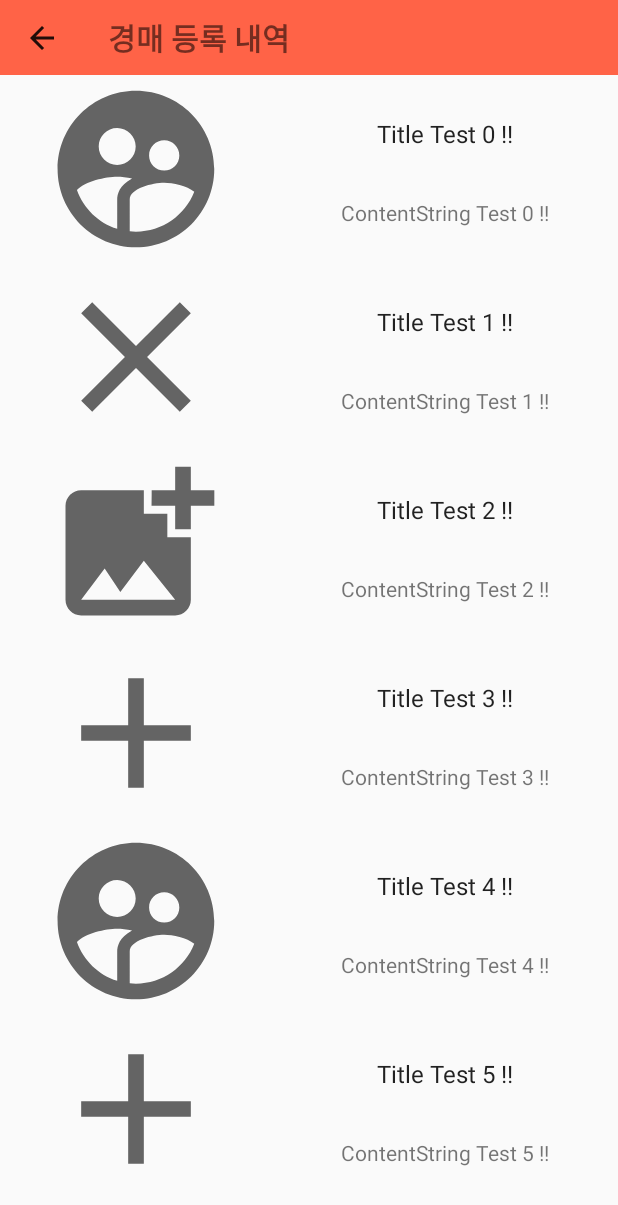
After one commit to 4538cgy/ProjectAuction, an Android app: the RegistrationHistoryActivity screen opened directly, with no data from a screen before it, on a phone screen of 412 x 824 dp. The commit adds this screen. Shown: the top 1205 px of the screen. Run offline under Robolectric (Android 15) with nearby library versions, the phone set to English and light mode, and no system bars; our stand-ins replace data binding.

Commit message:
AuctionHistory Button Event #1
1. 경매 등록 내역 이벤트 추가
2. 리사이클러 뷰 어뎁터 추가
3. 경매 등록 내역 액티비티 추가

```diff
--- a/app/src/main/AndroidManifest.xml
+++ b/app/src/main/AndroidManifest.xml
@@ -2,14 +2,14 @@
 <manifest xmlns:android="http://schemas.android.com/apk/res/android"
     package="com.example.project_auction">
 
-    <uses-permission android:name="android.permission.INTERNET" />
+    <uses-permission android:name="android.permission.INTERNET" /> <!-- Camera & Storage 권한 -->
+    <uses-feature
+        android:name="android.hardware.camera"
+        android:required="true" />
 
-    <!-- Camera & Storage 권한 -->
-    <uses-feature android:name="android.hardware.camera"
-        android:required="true"/>
     <uses-permission android:name="android.permission.WRITE_EXTERNAL_STORAGE" />
-    <uses-permission android:name="android.permission.READ_EXTERNAL_STORAGE"/>
-    <uses-permission android:name="android.permission.CAMERA"/>
+    <uses-permission android:name="android.permission.READ_EXTERNAL_STORAGE" />
+    <uses-permission android:name="android.permission.CAMERA" />
 
     <application
         android:allowBackup="true"
@@ -18,6 +18,8 @@
         android:roundIcon="@mipmap/ic_launcher_round"
         android:supportsRtl="true"
         android:theme="@style/AppTheme">
+        <activity android:name=".view.activity.history.RegistrationHistoryActivity"></activity>
+
         <provider
             android:name="androidx.core.content.FileProvider"
             android:authorities="com.example.project_auction.fileprovider"
@@ -25,9 +27,10 @@
             android:grantUriPermissions="true">
             <meta-data
                 android:name="android.support.FILE_PROVIDER_PATHS"
-                android:resource="@xml/file_paths"></meta-data>
+                android:resource="@xml/file_paths" />
         </provider>
-        <activity android:name=".util.address.SearchAddressActivity"></activity>
+
+        <activity android:name=".util.address.SearchAddressActivity" />
         <activity android:name=".view.activity.lobby.LobbyActivity" />
         <activity android:name=".view.activity.signup.SignUpLobbyActivity" />
         <activity android:name=".view.activity.login.LoginActivity" />
--- /dev/null
+++ b/app/src/main/java/com/example/project_auction/adapter/MultiViewTypeAdapter.kt
@@ -0,0 +1,49 @@
+package com.example.project_auction.adapter
+
+import android.view.LayoutInflater
+import android.view.View
+import android.view.ViewGroup
+import android.widget.ImageView
+import android.widget.TextView
+import androidx.recyclerview.widget.RecyclerView
+import com.example.project_auction.R
+import com.example.project_auction.data.ViewTypeModelDTO
+
+class MultiViewTypeAdapter(private val list: List<ViewTypeModelDTO>) :
+    RecyclerView.Adapter<RecyclerView.ViewHolder>() {
+    override fun onCreateViewHolder(parent: ViewGroup, viewType: Int): RecyclerView.ViewHolder {
+        val view: View?
+        return when (viewType) {
+            ViewTypeModelDTO.FIRST_TYPE -> {
+                view = LayoutInflater.from(parent.context).inflate(R.layout.recyclerview_type_first, parent, false)
+                FirstTypeViewHolder(view)
+            }
+            else -> throw RuntimeException("Unknown view type error!!")
+        }
+    }
+
+    override fun getItemCount(): Int {
+        return list.size
+    }
+
+    override fun onBindViewHolder(holder: RecyclerView.ViewHolder, position: Int) {
+        val obj = list[position]
+        when (obj.type) {
+            ViewTypeModelDTO.FIRST_TYPE -> {
+                (holder as FirstTypeViewHolder).txtType.text = obj.text
+                holder.content.text = obj.contentString
+                holder.image.setImageResource(obj.data)
+            }
+        }
+    }
+
+    override fun getItemViewType(position: Int): Int {
+        return list[position].type
+    }
+
+    inner class FirstTypeViewHolder(itemView: View) : RecyclerView.ViewHolder(itemView) {
+        val txtType: TextView = itemView.findViewById(R.id.recyclerview_type_first_textview_title)
+        val content: TextView = itemView.findViewById(R.id.recyclerview_type_first_textview_content)
+        val image: ImageView = itemView.findViewById(R.id.recyclerview_type_first_imageview_image)
+    }
+}
--- /dev/null
+++ b/app/src/main/java/com/example/project_auction/data/ViewTypeModelDTO.kt
@@ -0,0 +1,9 @@
+package com.example.project_auction.data
+
+data class ViewTypeModelDTO (val type: Int, val text: String, val data: Int, val contentString: String?)  {
+    companion object {
+        const val FIRST_TYPE = 0
+        const val SECOND_TYPE = 1
+        const val THERD_TYPE = 2
+    }
+}
--- /dev/null
+++ b/app/src/main/java/com/example/project_auction/view/activity/history/RegistrationHistoryActivity.kt
@@ -0,0 +1,50 @@
+package com.example.project_auction.view.activity.history
+
+import android.os.Bundle
+import android.view.MenuItem
+import androidx.recyclerview.widget.LinearLayoutManager
+import androidx.recyclerview.widget.RecyclerView
+import com.example.project_auction.R
+import com.example.project_auction.adapter.MultiViewTypeAdapter
+import com.example.project_auction.base.BaseActivity
+import com.example.project_auction.data.ViewTypeModelDTO
+import com.example.project_auction.databinding.ActivityRegistrationHistoryBinding
+
+class RegistrationHistoryActivity : BaseActivity<ActivityRegistrationHistoryBinding>(R.layout.activity_registration_history) {
+    override fun onCreate(savedInstanceState: Bundle?) {
+        super.onCreate(savedInstanceState)
+        binding.apply {
+            activityregistrationhistory = this@RegistrationHistoryActivity
+        }
+
+        setSupportActionBar(binding.activityRegistrationHistoryToolbarTitle)
+        getSupportActionBar()!!.setDisplayHomeAsUpEnabled(true);
+
+        val list = listOf(
+            ViewTypeModelDTO(ViewTypeModelDTO.FIRST_TYPE, "Title Test 0 !!", R.drawable.ic_baseline_supervised_user_circle_24, "ContentString Test 0 !!"),
+            ViewTypeModelDTO(ViewTypeModelDTO.FIRST_TYPE, "Title Test 1 !!", R.drawable.ic_baseline_close_24, "ContentString Test 1 !!"),
+            ViewTypeModelDTO(ViewTypeModelDTO.FIRST_TYPE, "Title Test 2 !!", R.drawable.ic_baseline_add_photo_alternate_24, "ContentString Test 2 !!"),
+            ViewTypeModelDTO(ViewTypeModelDTO.FIRST_TYPE, "Title Test 3 !!", R.drawable.ic_baseline_add_24, "ContentString Test 3 !!"),
+            ViewTypeModelDTO(ViewTypeModelDTO.FIRST_TYPE, "Title Test 4 !!", R.drawable.ic_baseline_supervised_user_circle_24, "ContentString Test 4 !!"),
+            ViewTypeModelDTO(ViewTypeModelDTO.FIRST_TYPE, "Title Test 5 !!", R.drawable.ic_baseline_add_24, "ContentString Test 5 !!"),
+            ViewTypeModelDTO(ViewTypeModelDTO.FIRST_TYPE, "Title Test 6 !!", 0, "ContentString Test 6 !!"),
+            ViewTypeModelDTO(ViewTypeModelDTO.FIRST_TYPE, "Title Test 7 !!", R.drawable.ic_baseline_add_24, "ContentString Test 7 !!"),
+            ViewTypeModelDTO(ViewTypeModelDTO.FIRST_TYPE, "Title Test 8 !!", R.drawable.ic_baseline_add_photo_alternate_24, "ContentString Test 8 !!")
+        )
+
+        val adpater = MultiViewTypeAdapter(list)
+        binding.activityRegistrationHistoryRecyclerviewItem.layoutManager = LinearLayoutManager(this, RecyclerView.VERTICAL, false)
+        binding.activityRegistrationHistoryRecyclerviewItem.adapter = adpater
+    }
+
+    override fun onOptionsItemSelected(item: MenuItem): Boolean {
+        when (item.getItemId()) {
+            android.R.id.home -> {
+                //toolbar의 back키 눌렀을 때 동작
+                finish()
+                return true
+            }
+        }
+        return super.onOptionsItemSelected(item)
+    }
+}
--- a/app/src/main/java/com/example/project_auction/view/fragment/lobby/account/AccountFragment.kt
+++ b/app/src/main/java/com/example/project_auction/view/fragment/lobby/account/AccountFragment.kt
@@ -18,6 +18,7 @@ import com.bumptech.glide.Glide
 import com.example.project_auction.R
 import com.example.project_auction.base.BaseFragment
 import com.example.project_auction.databinding.FragmentAccountBinding
+import com.example.project_auction.view.activity.history.RegistrationHistoryActivity
 import com.gun0912.tedpermission.PermissionListener
 import com.gun0912.tedpermission.TedPermission
 import kotlinx.android.synthetic.main.fragment_account.*
@@ -110,6 +111,11 @@ class AccountFragment : BaseFragment<FragmentAccountBinding>(R.layout.fragment_a
                 }
                 update()
             }
+
+            fragmentAccountButtonAuctionHistory.setOnClickListener {
+                val intent = Intent(requireContext(),RegistrationHistoryActivity::class.java)
+                startActivity(intent)
+            }
         }
     }
 
--- /dev/null
+++ b/app/src/main/res/layout/activity_registration_history.xml
@@ -0,0 +1,48 @@
+<?xml version="1.0" encoding="utf-8"?>
+<layout xmlns:android="http://schemas.android.com/apk/res/android"
+    xmlns:app="http://schemas.android.com/apk/res-auto"
+    xmlns:tools="http://schemas.android.com/tools"
+    tools:context=".view.activity.history.RegistrationHistoryActivity">
+
+    <data>
+        <variable
+            name="activityregistrationhistory"
+            type="com.example.project_auction.view.activity.history.RegistrationHistoryActivity" />
+    </data>
+
+    <androidx.constraintlayout.widget.ConstraintLayout
+        android:layout_width="match_parent"
+        android:layout_height="match_parent">
+
+        <androidx.appcompat.widget.Toolbar
+            android:layout_width="match_parent"
+            android:layout_height="50dp"
+            app:layout_constraintTop_toTopOf="parent"
+            app:layout_constraintStart_toStartOf="parent"
+            app:layout_constraintEnd_toEndOf="parent"
+            android:background="#FF6347"
+            android:theme="?attr/actionBarTheme"
+            android:id="@+id/activity_registration_history_toolbar_title">
+            <TextView
+                android:layout_width="match_parent"
+                android:layout_height="wrap_content"
+                android:layout_marginRight="20dp"
+                android:text="경매 등록 내역"
+                android:textStyle="bold"
+                android:textSize="20sp"
+                />
+        </androidx.appcompat.widget.Toolbar>
+
+        <androidx.recyclerview.widget.RecyclerView
+            android:id="@+id/activity_registration_history_recyclerview_item"
+            android:layout_width="0dp"
+            android:layout_height="0dp"
+            app:layout_constraintTop_toBottomOf="@id/activity_registration_history_toolbar_title"
+            app:layout_constraintBottom_toBottomOf="parent"
+            app:layout_constraintEnd_toEndOf="parent"
+            app:layout_constraintStart_toStartOf="parent"
+            />
+
+    </androidx.constraintlayout.widget.ConstraintLayout>
+
+</layout>
--- /dev/null
+++ b/app/src/main/res/layout/recyclerview_type_first.xml
@@ -0,0 +1,46 @@
+<?xml version="1.0" encoding="utf-8"?>
+<layout xmlns:android="http://schemas.android.com/apk/res/android"
+    xmlns:app="http://schemas.android.com/apk/res-auto">
+
+    <androidx.constraintlayout.widget.ConstraintLayout
+        android:layout_width="match_parent"
+        android:layout_height="wrap_content">
+
+        <ImageView
+            android:layout_width="181dp"
+            android:id="@+id/recyclerview_type_first_imageview_image"
+            android:layout_height="125dp"
+            app:layout_constraintTop_toTopOf="parent"
+            app:layout_constraintStart_toStartOf="parent"
+            android:src="@drawable/ic_baseline_supervised_user_circle_24"
+            />
+        <TextView
+            android:text="제목"
+            android:layout_width="wrap_content"
+            android:layout_height="wrap_content"
+            android:id="@+id/recyclerview_type_first_textview_title"
+            android:layout_marginStart="8dp"
+            android:layout_marginEnd="8dp"
+            android:layout_marginTop="28dp"
+            app:layout_constraintTop_toTopOf="parent"
+            app:layout_constraintStart_toEndOf="@+id/recyclerview_type_first_imageview_image"
+            app:layout_constraintEnd_toEndOf="parent"
+            android:textAppearance="@style/TextAppearance.AppCompat.Subhead"
+            />
+        <TextView
+            android:text="내용"
+            android:layout_width="wrap_content"
+            android:layout_height="wrap_content"
+            android:id="@+id/recyclerview_type_first_textview_content"
+            android:layout_marginStart="8dp"
+            android:layout_marginEnd="8dp"
+            android:layout_marginTop="8dp"
+            app:layout_constraintBottom_toBottomOf="parent"
+            app:layout_constraintStart_toEndOf="@+id/recyclerview_type_first_imageview_image"
+            app:layout_constraintEnd_toEndOf="parent"
+            app:layout_constraintTop_toBottomOf="@+id/recyclerview_type_first_textview_title"
+
+            />
+
+    </androidx.constraintlayout.widget.ConstraintLayout>
+</layout>
```
